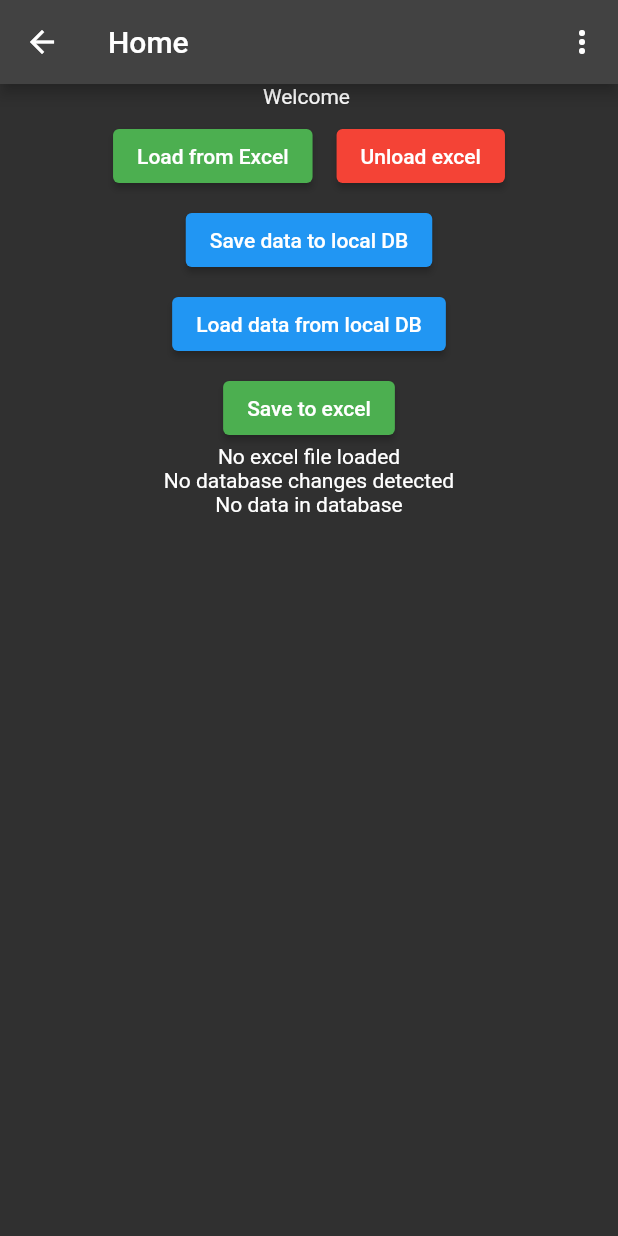
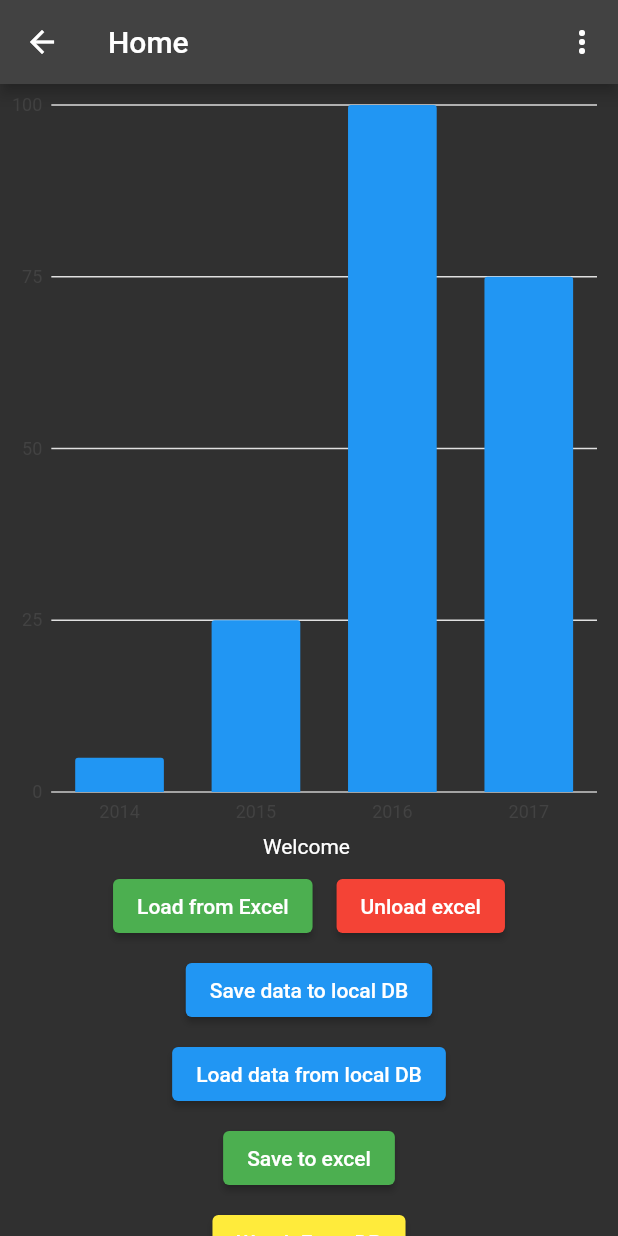
Before and after one commit to OussamaS88/excel-native, a Flutter app: the HomeView screen opened directly, on a phone screen of 412 x 824 dp. Run offline on Flutter 3.47's test engine with Material 2 defaults, Android fonts, the light colour scheme and no system bars; our stand-ins replace bloc, charts_flutter, drift, equatable, file_picker, flutter_bloc and 1 more; missing offline and left inert: excel, flow_builder; accounts and stored records are empty; generated files the repository leaves out were written again.

Commit message:
v7- improvements

```diff
--- a/lib/home/bloc/home_bloc.dart
+++ b/lib/home/bloc/home_bloc.dart
@@ -1,5 +1,6 @@
 import 'dart:async';
 import 'dart:io';
+import 'package:charts_flutter/flutter.dart' as charts;
 
 import 'package:bloc/bloc.dart';
 import 'package:drift/drift.dart';
@@ -23,6 +24,8 @@ class HomeBloc extends Bloc<HomeEvent, HomeState> {
     on<UnloadExcelHomeEvent>(_unloadExcelHomeEvent);
     on<LoadFromDBHomeEvent>(_loadFromDBHomeEvent);
     on<SaveToExcelHomeEvent>(_saveToExcelHomeEvent);
+    on<WatchFromDBHomeEvent>(_watchFromDBHomeEvent);
+    on<CalculateAgeStatisticsHomeEvent>(_calculateAgeStatisticsHomeEvent);
     add(const LoadFromDBHomeEvent());
   }
 
@@ -132,15 +135,24 @@ class HomeBloc extends Bloc<HomeEvent, HomeState> {
     ));
     var dao = db.localExcelDataDao;
     var l = await dao.getAllLocalExcelData();
-    List<ExcelRow> excelRows = l
-        .map((e) => ExcelRow(
-            mp: [e.id, e.fName, e.lName, e.location, e.phoneNumber, e.age]))
-        .toList();
-    print(l);
+    Map<int, int> ageStats = <int, int>{};
+    List<ExcelRow> excelRows = l.map((e) {
+      if (ageStats.containsKey(e.age)) {
+        ageStats[e.age] = ageStats[e.age]! + 1;
+      } else {
+        ageStats[e.age] = 1;
+      }
+      return ExcelRow(
+          mp: [e.id, e.fName, e.lName, e.location, e.phoneNumber, e.age]);
+    }).toList();
+    print(ageStats);
+    //print(l);
+    var p = _createAgeStatistics(ageStats);
     emit(state.copyWith(
       homeStatus: HomeStatus.ready,
       excelRowsFromDB: excelRows,
       homeLocalStatus: HomeLocalStatus.idle,
+      seriesList: p,
     ));
   }
 
@@ -164,4 +176,65 @@ class HomeBloc extends Bloc<HomeEvent, HomeState> {
         excelRows: state.excelRowsFromDB!, excelBytes: bytes);
     emit(state.copyWith(homeStatus: HomeStatus.ready));
   }
+
+  FutureOr<void> _watchFromDBHomeEvent(
+      WatchFromDBHomeEvent event, Emitter<HomeState> emit) async {
+    if (state.homeStatus != HomeStatus.ready) return null;
+    emit(state.copyWith(homeStatus: HomeStatus.loading));
+    await emit.forEach(
+      db.localExcelDataDao.watchAllLocalExcelData(),
+      onData: (data) {
+        data as List<LocalExcelData>;
+        return state.copyWith(
+          homeLocalStatus: HomeLocalStatus.reading,
+          homeStatus: HomeStatus.ready,
+          excelRowsFromDB: data
+              .map((e) => ExcelRow(mp: [
+                    e.id,
+                    e.fName,
+                    e.lName,
+                    e.location,
+                    e.phoneNumber,
+                    e.age
+                  ]))
+              .toList(),
+        );
+      },
+    );
+    emit(state.copyWith(homeStatus: HomeStatus.ready));
+  }
+
+  FutureOr<void> _calculateAgeStatisticsHomeEvent(
+      CalculateAgeStatisticsHomeEvent event, Emitter<HomeState> emit) {
+    if (state.homeStatus != HomeStatus.ready) return null;
+    emit(state.copyWith(
+      homeStatus: HomeStatus.ready,
+    ));
+  }
 }
+
+class AgeStatistics {
+  final int age;
+  final int quantity;
+
+  AgeStatistics(this.age, this.quantity);
+}
+
+List<charts.Series<AgeStatistics, String>> _createAgeStatistics(
+    Map<int, int> ageStats) {
+  List<AgeStatistics> data = [];
+  ageStats.forEach((key, value) {
+    data.add(AgeStatistics(key, value));
+  });
+
+  return [
+    charts.Series<AgeStatistics, String>(
+      id: 'Age',
+      domainFn: (AgeStatistics sales, _) => sales.age.toString(),
+      measureFn: (AgeStatistics sales, _) => sales.quantity,
+      data: data,
+      // Set a label accessor to control the text of the arc label.
+      labelAccessorFn: (AgeStatistics row, _) => '${row.age}: ${row.quantity}',
+    )
+  ];
+}
--- a/lib/home/bloc/home_event.dart
+++ b/lib/home/bloc/home_event.dart
@@ -24,6 +24,14 @@ class LoadFromDBHomeEvent extends HomeEvent {
   const LoadFromDBHomeEvent();
 }
 
+class WatchFromDBHomeEvent extends HomeEvent {
+  const WatchFromDBHomeEvent();
+}
+
 class SaveToExcelHomeEvent extends HomeEvent {
   const SaveToExcelHomeEvent();
 }
+
+class CalculateAgeStatisticsHomeEvent extends HomeEvent {
+  const CalculateAgeStatisticsHomeEvent();
+}
--- a/lib/home/bloc/home_state.dart
+++ b/lib/home/bloc/home_state.dart
@@ -27,6 +27,7 @@ class HomeState extends Equatable {
   final Uint8List? excelBytes;
   final HomeStatus homeStatus;
   final List<ExcelRow>? excelRowsFromDB;
+  final List<charts.Series<AgeStatistics, String>>? seriesList;
 
   const HomeState({
     this.homeStatus = HomeStatus.ready,
@@ -36,6 +37,7 @@ class HomeState extends Equatable {
     this.excelRows = const [],
     this.excelRowsFromDB = const [],
     this.excelBytes,
+    this.seriesList = const [],
   });
 
   @override
@@ -49,6 +51,7 @@ class HomeState extends Equatable {
     List<ExcelRow>? excelRows,
     Uint8List? excelBytes,
     List<ExcelRow>? excelRowsFromDB,
+    List<charts.Series<AgeStatistics, String>>? seriesList,
   }) {
     return HomeState(
       homeExcelStatus: homeExcelStatus ?? this.homeExcelStatus,
@@ -58,6 +61,7 @@ class HomeState extends Equatable {
       excelRows: excelRows ?? this.excelRows,
       excelBytes: excelBytes ?? this.excelBytes,
       excelRowsFromDB: excelRowsFromDB ?? this.excelRowsFromDB,
+      seriesList: seriesList ?? this.seriesList,
     );
   }
 }
--- /dev/null
+++ b/lib/home/view/charts/bar_chart.dart
@@ -0,0 +1,56 @@
+/// Bar chart example
+import 'package:charts_flutter/flutter.dart' as charts;
+import 'package:flutter/material.dart';
+
+class SimpleBarChart extends StatelessWidget {
+  final List<charts.Series<dynamic, String>> seriesList;
+  final bool animate;
+
+  SimpleBarChart(this.seriesList, {Key? key, this.animate = false})
+      : super(key: key);
+
+  /// Creates a [BarChart] with sample data and no transition.
+  factory SimpleBarChart.withSampleData() {
+    return SimpleBarChart(
+      _createSampleData(),
+      // Disable animations for image tests.
+      animate: false,
+    );
+  }
+
+  @override
+  Widget build(BuildContext context) {
+    return charts.BarChart(
+      seriesList,
+      animate: animate,
+    );
+  }
+
+  /// Create one series with sample hard coded data.
+  static List<charts.Series<OrdinalSales, String>> _createSampleData() {
+    final data = [
+      OrdinalSales('2014', 5),
+      OrdinalSales('2015', 25),
+      OrdinalSales('2016', 100),
+      OrdinalSales('2017', 75),
+    ];
+
+    return [
+      charts.Series<OrdinalSales, String>(
+        id: 'Sales',
+        colorFn: (_, __) => charts.MaterialPalette.blue.shadeDefault,
+        domainFn: (OrdinalSales sales, _) => sales.year,
+        measureFn: (OrdinalSales sales, _) => sales.sales,
+        data: data,
+      )
+    ];
+  }
+}
+
+/// Sample ordinal data type.
+class OrdinalSales {
+  final String year;
+  final int sales;
+
+  OrdinalSales(this.year, this.sales);
+}
--- /dev/null
+++ b/lib/home/view/charts/my_charts.dart
@@ -0,0 +1 @@
+export './pie_chart.dart';
--- a/lib/home/view/home_page.dart
+++ b/lib/home/view/home_page.dart
@@ -1,6 +1,7 @@
 import 'package:drift/drift.dart' as drift;
 import 'package:excel_api/excel_api.dart';
 import 'package:excel_native/app/bloc/app_bloc.dart';
+import 'package:excel_native/home/view/charts/bar_chart.dart';
 import 'package:excel_native/services/auth/auth_service.dart';
 import 'package:excel_native/services/auth/drift_db.dart';
 import 'package:file_picker/file_picker.dart';
@@ -8,15 +9,28 @@ import 'package:flutter/material.dart';
 import 'package:flutter_bloc/flutter_bloc.dart';
 import '../home.dart';
 
-class HomePage extends StatelessWidget {
+class HomePage extends StatefulWidget {
   const HomePage({Key? key}) : super(key: key);
 
+  @override
+  State<HomePage> createState() => _HomePageState();
+}
+
+class _HomePageState extends State<HomePage> {
   @override
   Widget build(BuildContext context) {
     ExcelApi excel = context.read<ExcelApi>();
     MyDatabase localDb = context.read<MyDatabase>();
-    return Column(
+    // final DataTableSource _data = MyData();
+    return SingleChildScrollView(
+      scrollDirection: Axis.vertical,
+      child: Column(
         children: [
+          SizedBox(
+            height: 500,
+            width: 500,
+            child: SimpleBarChart.withSampleData(),
+          ),
           Center(
             child: Text("Welcome ${context.read<AppBloc>().state.user.email}"),
           ),
@@ -97,6 +111,20 @@ class HomePage extends StatelessWidget {
               child: const Text("Save to excel"),
             ),
           ),
+          const SizedBox(
+            height: 8,
+          ),
+          Center(
+            child: ElevatedButton(
+              style: ElevatedButton.styleFrom(
+                primary: Colors.yellow,
+              ),
+              onPressed: () {
+                context.read<HomeBloc>().add(const WatchFromDBHomeEvent());
+              },
+              child: const Text("Watch From DB"),
+            ),
+          ),
           Center(
             child: BlocBuilder<HomeBloc, HomeState>(builder: (context, state) {
               switch (state.homeExcelStatus) {
@@ -123,98 +151,126 @@ class HomePage extends StatelessWidget {
               }
             }),
           ),
-        BlocBuilder<HomeBloc, HomeState>(builder: (context, state) {
+          BlocBuilder<HomeBloc, HomeState>(
+              // buildWhen: (previous, current) =>
+              //     previous.excelRowsFromDB!.length !=
+              //     current.excelRowsFromDB!.length,
+              builder: (context, state) {
             switch (state.excelRowsFromDB!.length) {
               case 0:
                 return const Text("No data in database");
               default:
-              // return Text(
-              //     "Loaded ${state.excelRowsFromDB!.length} rows from DB.");
-              // return Expanded(
-              //   child: ListView.builder(
-              //     itemCount: state.excelRowsFromDB!.length,
-              //     itemBuilder: (context, index) {
-              //       return ListTile(
-              //         title: Text(
-              //           state.excelRowsFromDB!
-              //                   .elementAt(index)
-              //                   .mp[0]
-              //                   .toString() +
-              //               "- " +
-              //               state.excelRowsFromDB!.elementAt(index).mp[1] +
-              //               "  " +
-              //               state.excelRowsFromDB!.elementAt(index).mp[2],
-              //         ),
-              //         subtitle: Text(
-              //             state.excelRowsFromDB!.elementAt(index).mp[3] +
-              //                 ", " +
-              //                 state.excelRowsFromDB!.elementAt(index).mp[4] +
-              //                 ", " +
-              //                 state.excelRowsFromDB!
-              //                     .elementAt(index)
-              //                     .mp[5]
-              //                     .toString()
-              //             //  +
-              //             // ", "
-              //             // +
-              //             // state.excelRowsFromDB!.elementAt(index).mp[5],
-              //             ),
-              //       );
-              //     },
-              //   ),
-              // );
-              return Expanded(
-                child: SingleChildScrollView(
-                  scrollDirection: Axis.vertical,
-                  child: SingleChildScrollView(
-                    scrollDirection: Axis.horizontal,
-                    child: DataTable(
-                        columns: const [
-                          DataColumn(
-                            label: Text(
-                              'ID',
+                print("found data");
+                var d = MyData.fromRowList(rowList: state.excelRowsFromDB!);
+                print(state.excelRowsFromDB!);
+                print(d.rowCount);
+                // MyData.rowList = state.excelRowsFromDB!;
+                return Row(
+                  children: [
+                    Card(
+                      elevation: 16,
+                      child: Column(
+                        children: [
+                          SizedBox(
+                            height: 532,
+                            width: 600,
+                            // child: DonutAutoLabelChart.withSampleData(),
+                            child: DonutAutoLabelChartAgeStats(
+                              state.seriesList!,
+                              animate: false,
                             ),
                           ),
-                          DataColumn(
-                            label: Text(
-                              'FName',
+                          ElevatedButton.icon(
+                              onPressed: () {},
+                              icon: const Icon(Icons.refresh),
+                              label: const Text("Refresh values"))
+                        ],
                       ),
                     ),
-                          DataColumn(
-                            label: Text(
-                              'L Name',
-                            ),
-                          ),
-                          DataColumn(
-                            label: Text(
-                              'Location',
-                            ),
-                          ),
-                          DataColumn(
-                            label: Text(
-                              'Phone',
-                            ),
-                          ),
-                          DataColumn(
-                            label: Text(
-                              'Age',
+                    Expanded(
+                      child: PaginatedDataTable(
+                        actions: [
+                          ElevatedButton(
+                              onPressed: () {}, child: const Icon(Icons.add)),
+                          ElevatedButton(
+                              onPressed: () {},
+                              child: const Icon(Icons.refresh)),
+                        ],
+                        source: d,
+                        header: const Text('Local data:'),
+                        columns: const [
+                          DataColumn(label: Text('ID')),
+                          DataColumn(label: Text('FName')),
+                          DataColumn(label: Text('lName')),
+                          DataColumn(label: Text('Location')),
+                          DataColumn(label: Text('Phone')),
+                          DataColumn(label: Text('Age')),
+                        ],
+                        // columnSpacing: 100,
+                        // horizontalMargin: 10,
+                        rowsPerPage: 8,
+                        showCheckboxColumn: true,
+                        showFirstLastButtons: true,
                       ),
                     ),
                   ],
-                        rows: state.excelRowsFromDB!.map((row) {
-                          return DataRow(
-                              cells: row.mp
-                                  .map((m) => DataCell(
-                                        Text(m.toString()),
-                                      ))
-                                  .toList());
-                        }).toList()),
-                  ),
-                ),
                 );
             }
           }),
         ],
+      ),
     );
   }
 }
+
+class MyData extends DataTableSource {
+  // Generate some made-up data
+  // final List<ExcelRow> rowList;
+  // void setData(List<ExcelRow> l) {
+  //   rowList = l;
+  // }
+
+  // List<ExcelRow> get dataRowdsList => rowList;
+  final List<Map<String, dynamic>> data;
+  // final List<Map<String, dynamic>> _data = List.generate(
+  //     rowList.length,
+  //     (index) => {
+  //           "id": rowList[index].mp[0],
+  //           "fname": rowList[index].mp[1],
+  //           "lname": rowList[index].mp[2],
+  //           "location": rowList[index].mp[3],
+  //           "phone": rowList[index].mp[4],
+  //           "age": rowList[index].mp[5],
+  //         });
+  factory MyData.fromRowList({required List<ExcelRow> rowList}) {
+    List<Map<String, dynamic>> _data = List.generate(
+        rowList.length,
+        (index) => {
+              "id": rowList[index].mp[0],
+              "fname": rowList[index].mp[1],
+              "lname": rowList[index].mp[2],
+              "location": rowList[index].mp[3],
+              "phone": rowList[index].mp[4],
+              "age": rowList[index].mp[5],
+            });
+    return MyData(data: _data);
+  }
+  MyData({required this.data});
+  @override
+  bool get isRowCountApproximate => false;
+  @override
+  int get rowCount => data.length;
+  @override
+  int get selectedRowCount => 0;
+  @override
+  DataRow getRow(int index) {
+    return DataRow(cells: [
+      DataCell(Text(data[index]['id'].toString())),
+      DataCell(Text(data[index]["fname"])),
+      DataCell(Text(data[index]["lname"])),
+      DataCell(Text(data[index]["location"])),
+      DataCell(Text(data[index]["phone"])),
+      DataCell(Text(data[index]["age"].toString())),
+    ]);
+  }
+}
--- a/lib/home/view/view.dart
+++ b/lib/home/view/view.dart
@@ -1,4 +1,5 @@
 export './home_view.dart';
 export './home_page.dart';
+export './charts/my_charts.dart';
 
 enum MenuAction { logout }
--- a/pubspec.yaml
+++ b/pubspec.yaml
@@ -48,6 +48,7 @@ dependencies:
   path_provider: ^2.0.10
   path: ^1.8.1
   encrypt: ^5.0.1
+  charts_flutter: ^0.12.0
 
 dev_dependencies:
   flutter_test:
```
Also changed, not shown: lib/home/view/charts/pie_chart.dart (added, +86 -0 lines), pubspec.lock, 1 other file. Lines whose indentation alone changed are shown as unchanged.
